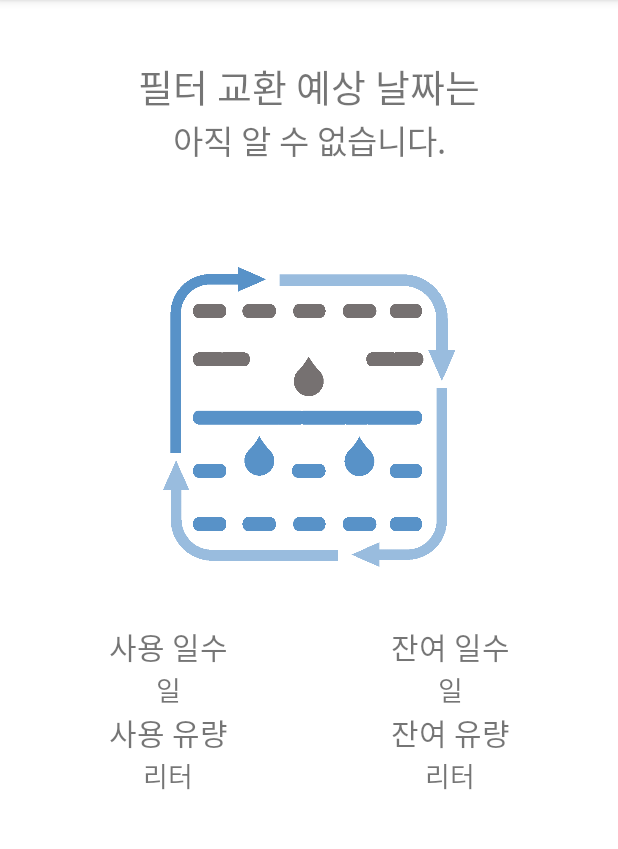
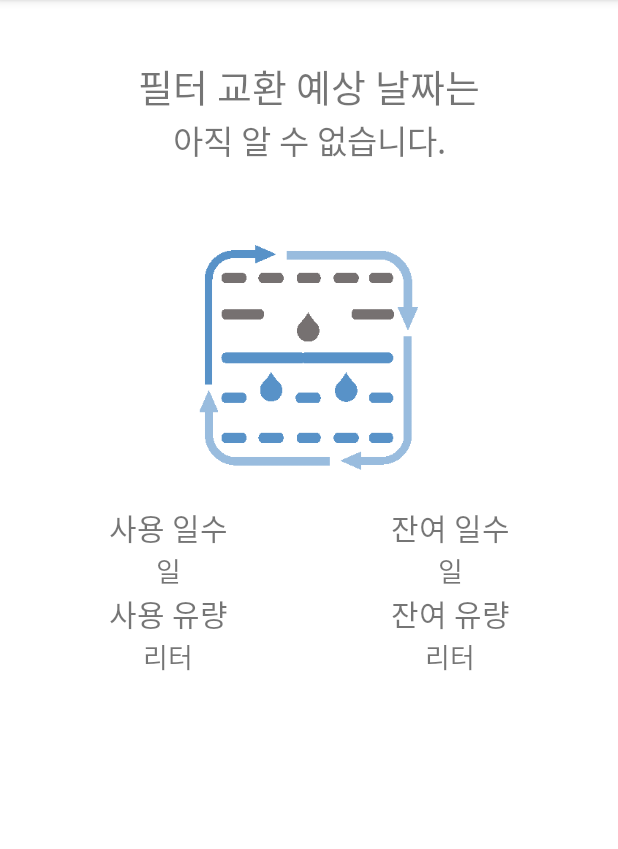
Before and after one commit to imageresearch/waterFlowController, an Android app: the MainActivity screen opened directly, with no data from a screen before it, on a phone screen of 412 x 824 dp, the part 84-933 px from its top. Run offline under Robolectric (Android 15) with nearby library versions, the phone set to English and light mode, and no system bars; 1 statement that could not run was skipped.

```diff
--- a/app/src/main/res/layout/activity_main.xml
+++ b/app/src/main/res/layout/activity_main.xml
@@ -51,10 +51,10 @@
     <androidx.appcompat.widget.AppCompatImageView
         android:id="@+id/waterflow_status"
         android:layout_width="wrap_content"
-        android:layout_height="200dp"
+        android:layout_height="150dp"
         android:layout_gravity="center"
-        android:layout_marginTop="30dp"
-        android:layout_marginBottom="30dp"
+        android:layout_marginTop="15dp"
+        android:layout_marginBottom="15dp"
         android:adjustViewBounds="true"
         android:scaleType="fitCenter" />
 
```
Also changed, not shown: app/src/main/res/drawable/normal_water_flow.gif, app/src/main/res/drawable/short_water_flow.gif.
